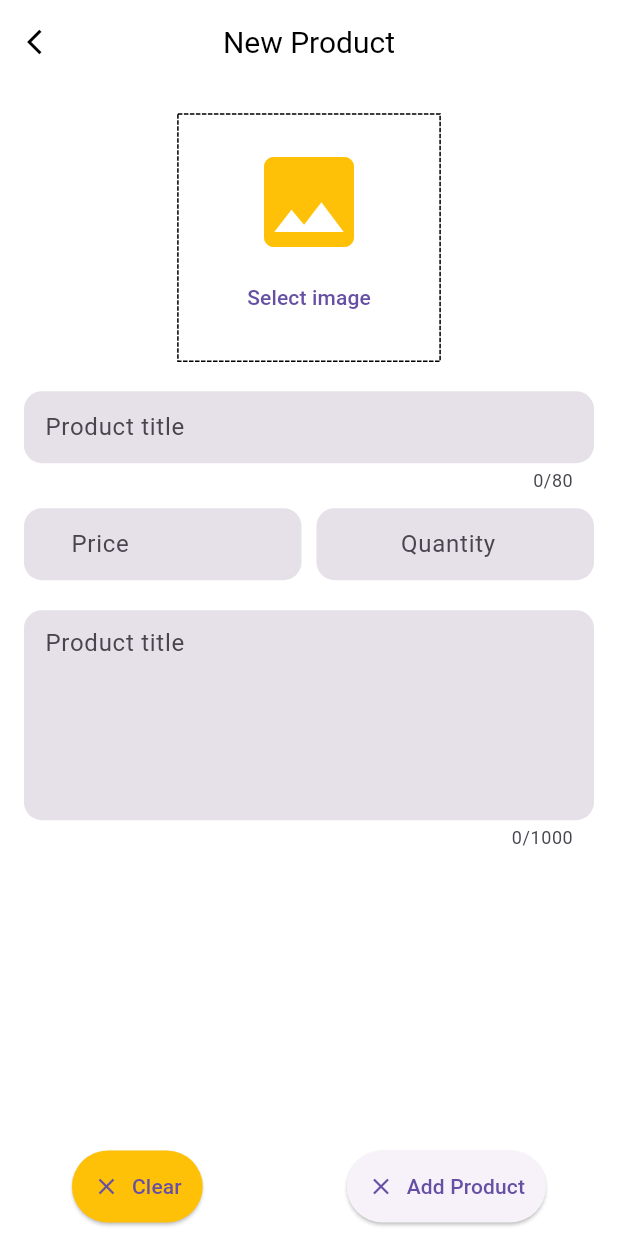
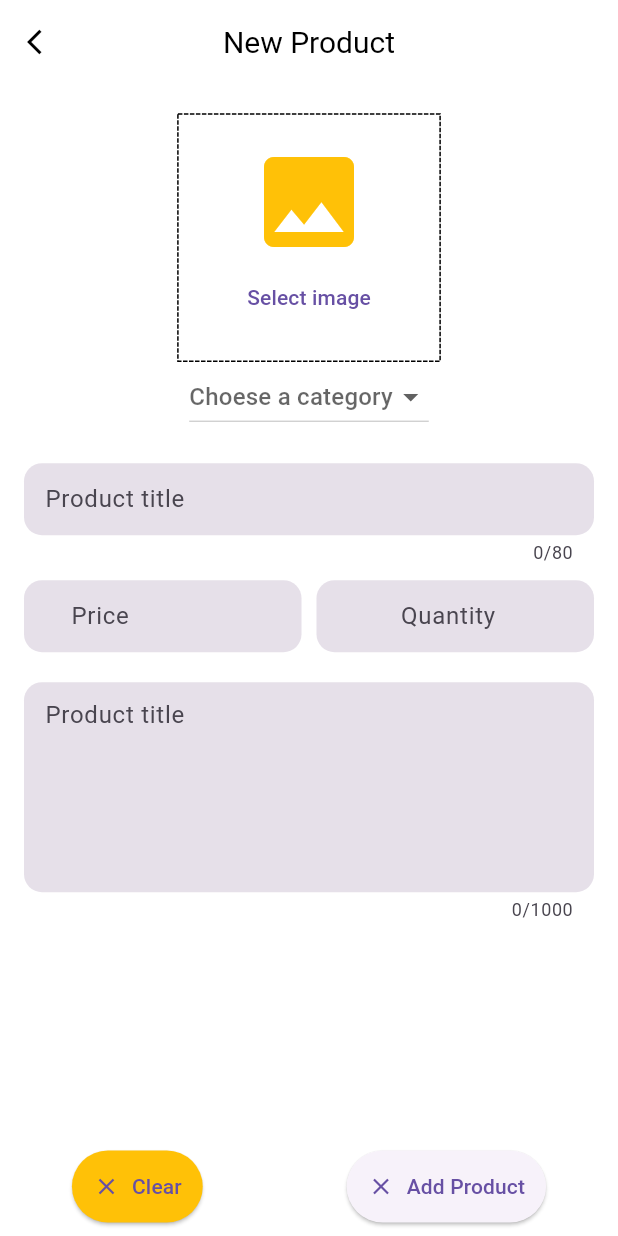
Before and after one commit to efegorkemumit/ecommerce_flutter_admin, a Flutter app: the EditorUploadProductScreen screen opened by its route, on a phone screen of 412 x 824 dp. Run offline on Flutter 3.47's test engine with Material 3 defaults, Android fonts, the phone set to English and light mode, and no system bars; drawn by our look-alikes of dotted_border; our stand-ins replace fancy_shimmer_image, iconly, image_picker, shared_preferences, shimmer; missing offline and left inert: dynamic_height_grid_view; accounts and stored records are empty.

Commit message:
Category

```diff
--- a/lib/constans/app_constans.dart
+++ b/lib/constans/app_constans.dart
@@ -3,6 +3,7 @@
 
 import 'package:ecommerce_flutter_admin/models/categories_model.dart';
 import 'package:ecommerce_flutter_admin/services/assets_manager.dart';
+import 'package:flutter/material.dart';
 
 class AppConstans {
 
@@ -18,7 +19,7 @@ class AppConstans {
     AssetsManager.slide6,
     AssetsManager.slide7,
   ];
-  static List<CategoriesModel> categoriesList= [
+  static List<CategoriesModel> categoriesList2= [
     CategoriesModel(
       id: "Computer",
       name: "Computer",
@@ -55,4 +56,27 @@ class AppConstans {
       image: AssetsManager.watch,
     ),
   ];
+
+
+  static List<String> categorieList = [
+    'Cameras',
+    'Wearables',
+    'Audio',
+    'Gaming',
+    'Books',
+    'TVs',
+    'Shoes'
+
+
+  ];
+
+  static List<DropdownMenuItem<String>>? get categoriesDropDownList{
+    List<DropdownMenuItem<String>>? menuItem=
+        List<DropdownMenuItem<String>>.generate(categorieList.length, (index) => DropdownMenuItem(
+            child: Text(categorieList[index]),
+             value: categorieList[index],
+        ),
+        );
+        return menuItem;
+  }
 }
--- a/lib/provider/product_provider.dart
+++ b/lib/provider/product_provider.dart
@@ -40,7 +40,7 @@ class ProductProvider with ChangeNotifier{
       productId: 'iphone14-64-black',
       productTitle: "Apple iPhone 14 Pro (128GB) - Black",
       productPrice: "299.99",
-      productCategory: "shoes",
+      productCategory: "Shoes",
       productDescription:
       "6.1-inch  magical way to interact with your .  mode, for  on the move. Accident detection, vital safety technology that calls for help for you. All-day battery life and up to 23 hours of video playback.",
       productImage: "https://i.ibb.co/BtMBSgK/1-iphone14-128gb-black.webp",
@@ -51,7 +51,7 @@ class ProductProvider with ChangeNotifier{
       productId: 'samsung-galaxy-s22-ultra',
       productTitle: "Samsung Galaxy S22 Ultra (256GB) - Phantom Black",
       productPrice: "1299.99",
-      productCategory: "books",
+      productCategory: "Books",
       productDescription:
       "Introducing the Samsung Galaxy S22 Ultra with a stunning 6.8-inch Dynamic AMOLED display. Capture every moment with the 108MP camera. Enjoy the power of the latest Exynos processor and a massive 5000mAh battery. The sleek Phantom Black design adds a touch of elegance to your mobile experience.",
       productImage: "https://i.ibb.co/nbwTvXQ/2-iphone13-mini-256gb-midnight.webp",
@@ -63,7 +63,7 @@ class ProductProvider with ChangeNotifier{
       productId: 'macbook-air-m2-512gb',
       productTitle: "Apple MacBook Air M2 (512GB) - Space Gray",
       productPrice: "1599.99",
-      productCategory: "books",
+      productCategory: "Books",
       productDescription:
       "Experience the incredible performance of the Apple MacBook Air M2. Powered by the latest M2 chip, this laptop delivers unparalleled speed and efficiency. The 13.3-inch Retina display offers stunning visuals, while the sleek Space Gray design adds a touch of sophistication.",
       productImage: "https://i.ibb.co/G7nXCW4/3-i-Phone-14.jpg",
--- a/lib/screens/editorUploadProduct.dart
+++ b/lib/screens/editorUploadProduct.dart
@@ -284,6 +284,18 @@ class _EditorUploadProductScreenState extends State<EditorUploadProductScreen> {
 /////////////   Dropdown
                 /////////////
 
+                DropdownButton(
+                    items: AppConstans.categoriesDropDownList,
+                    value: _categoryValue,
+                    hint: const Text("Choese a category"),
+                    onChanged: (String? value){
+                      setState(() {
+                        _categoryValue=value;
+                      });
+                    }
+
+                ),
+
 
                 const SizedBox(
                   height: 20,
```
